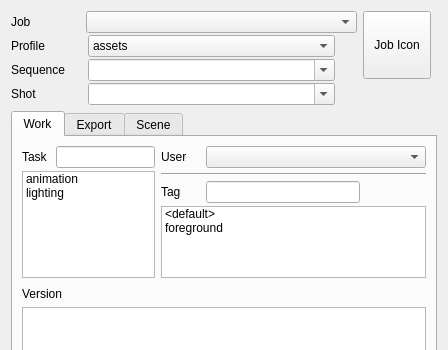
CBSDigital/pini-dev, file python/pini/tools/helper/pini_helper.ui: the form before one commit; both pictures show x 0 to 448 and y 0 to 350 of the 448 by 884 pixel window.
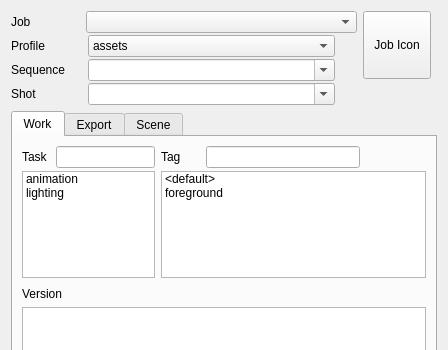
The form after the commit. The open tabs and pages were chosen to show the change. Icons and pictures are not drawn. Custom widgets are drawn as their Qt base class.

What changed in the file:
```diff
--- a/python/pini/tools/helper/pini_helper.ui
+++ b/python/pini/tools/helper/pini_helper.ui
@@ -78,48 +78,6 @@
              <property name="spacing">
               <number>3</number>
              </property>
-             <item>
-              <layout class="QHBoxLayout" name="WUserLyt">
-               <property name="spacing">
-                <number>2</number>
-               </property>
-               <item>
-                <widget class="QLabel" name="WUserLabel">
-                 <property name="minimumSize">
-                  <size>
-                   <width>43</width>
-                   <height>0</height>
-                  </size>
-                 </property>
-                 <property name="maximumSize">
-                  <size>
-                   <width>43</width>
-                   <height>16777215</height>
-                  </size>
-                 </property>
-                 <property name="text">
-                  <string>User</string>
-                 </property>
-                </widget>
-               </item>
-               <item>
-                <widget class="CComboBox" name="WUser"/>
-               </item>
-              </layout>
-             </item>
-             <item>
-              <widget class="Line" name="WUserLine">
-               <property name="minimumSize">
-                <size>
-                 <width>0</width>
-                 <height>7</height>
-                </size>
-               </property>
-               <property name="orientation">
-                <enum>Qt::Horizontal</enum>
-               </property>
-              </widget>
-             </item>
              <item>
               <layout class="QHBoxLayout" name="WTagTextLyt">
                <property name="spacing">
```
Left out of the diff: 2 changed lines with no effect on the pictures.
